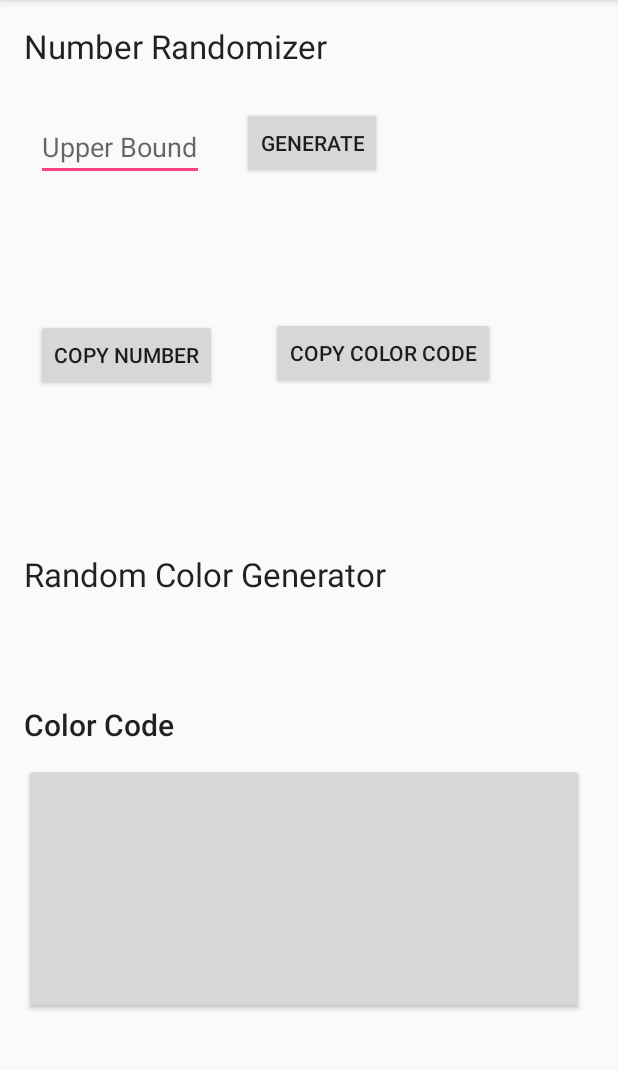
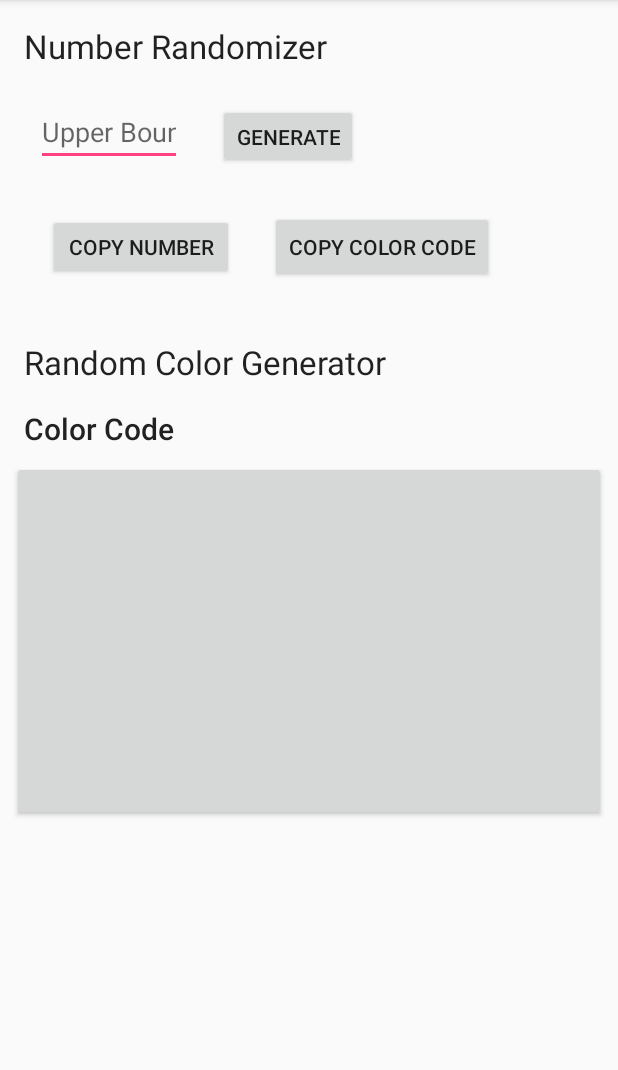
Before and after one commit to Davoleo/Java-Android, an Android app: the Randomizer screen opened directly, with no data from a screen before it, on a phone screen of 412 x 824 dp, the part 84-1154 px from its top. Run offline under Robolectric (Android 15) with nearby library versions, the phone set to English and light mode, and no system bars.

Commit message:
Improve Constraint Randomizer UI

```diff
--- a/app/src/main/res/layout/activity_randomizer.xml
+++ b/app/src/main/res/layout/activity_randomizer.xml
@@ -11,24 +11,26 @@
             android:text="@string/rand_copy_color"
             android:layout_width="wrap_content"
             android:layout_height="wrap_content"
-            android:id="@+id/buttonCopyColor" android:layout_marginStart="36dp"
-            app:layout_constraintStart_toEndOf="@+id/buttonCopyNumber" android:layout_marginTop="92dp"
-            app:layout_constraintTop_toBottomOf="@+id/buttonGen" android:onClick="copy"/>
+            android:id="@+id/buttonCopyColor"
+            android:onClick="copy" android:layout_marginStart="24dp"
+            app:layout_constraintStart_toEndOf="@+id/buttonCopyNumber"
+            app:layout_constraintBaseline_toBaselineOf="@+id/buttonCopyNumber"/>
     <TextView
             android:text="@string/rand_category_colors"
             android:layout_width="wrap_content"
             android:layout_height="0dp"
-            android:id="@+id/categoryColorGen" app:layout_constraintTop_toTopOf="parent"
-            android:layout_marginTop="368dp" app:layout_constraintStart_toStartOf="parent"
+            android:id="@+id/categoryColorGen"
+            app:layout_constraintStart_toStartOf="parent"
             android:layout_marginStart="16dp"
-            android:textAppearance="@android:style/TextAppearance.DeviceDefault.Large"/>
+            android:textAppearance="@android:style/TextAppearance.DeviceDefault.Large"
+            android:layout_marginTop="40dp" app:layout_constraintTop_toBottomOf="@+id/buttonCopyNumber"/>
     <Button
-            android:layout_width="373dp"
-            android:layout_height="167dp"
+            android:layout_height="240dp"
             android:id="@+id/colorButton" app:layout_constraintStart_toStartOf="parent" android:layout_marginStart="8dp"
-            app:layout_constraintEnd_toEndOf="parent" android:layout_marginEnd="8dp" android:layout_marginBottom="92dp"
-            app:layout_constraintBottom_toBottomOf="parent" app:layout_constraintHorizontal_bias="0.363"
-    />
+            app:layout_constraintEnd_toEndOf="parent" android:layout_marginEnd="8dp"
+            app:layout_constraintHorizontal_bias="0.363"
+            android:layout_marginTop="8dp" app:layout_constraintTop_toBottomOf="@+id/color_code"
+            android:layout_width="match_parent"/>
     <TextView
             android:layout_width="wrap_content"
             android:layout_height="wrap_content"
@@ -36,24 +38,25 @@
             app:layout_constraintStart_toStartOf="parent"
             android:layout_marginStart="16dp"
             android:textAppearance="@style/TextAppearance.AppCompat.Title"
-            android:text="@string/rand_category_color" android:layout_marginBottom="12dp"
-            app:layout_constraintBottom_toTopOf="@+id/colorButton"/>
+            android:text="@string/rand_category_color"
+            android:layout_marginTop="16dp" app:layout_constraintTop_toBottomOf="@+id/categoryColorGen"/>
     <EditText
-            android:layout_width="112dp"
-            android:layout_height="wrap_content"
+            android:layout_width="97dp"
+            android:layout_height="41dp"
             android:inputType="number"
             android:ems="10"
             android:id="@+id/upperBoundTxb"
             android:hint="@string/upper_bound_hint" app:layout_constraintStart_toStartOf="parent"
             android:layout_marginStart="24dp"
-            android:layout_marginTop="75dp" app:layout_constraintTop_toTopOf="parent"/>
+            android:layout_marginTop="24dp" app:layout_constraintTop_toBottomOf="@+id/categoryNumGen"/>
     <TextView
-            android:layout_width="wrap_content"
+            android:layout_width="0dp"
             android:layout_height="wrap_content"
-            android:textAppearance="@style/TextAppearance.AppCompat.Title" app:layout_constraintTop_toTopOf="parent"
-            android:layout_marginTop="84dp"
-            app:layout_constraintEnd_toEndOf="parent"
-            android:layout_marginEnd="56dp" android:id="@+id/genNumLbl"/>
+            android:textAppearance="@style/TextAppearance.AppCompat.Title"
+            android:id="@+id/genNumLbl"
+            app:layout_constraintBaseline_toBaselineOf="@+id/buttonGen" android:layout_marginStart="24dp"
+            app:layout_constraintStart_toEndOf="@+id/buttonGen" app:layout_constraintEnd_toEndOf="parent"
+            android:layout_marginEnd="8dp"/>
     <TextView
             android:text="@string/rand_category_numbers"
             android:layout_width="wrap_content"
@@ -65,15 +68,17 @@
     <Button
             android:text="@string/button_generate"
             android:layout_width="wrap_content"
-            android:layout_height="wrap_content"
-            android:id="@+id/buttonGen" android:layout_marginStart="25dp"
-            app:layout_constraintStart_toEndOf="@+id/upperBoundTxb" android:layout_marginTop="26dp"
-            app:layout_constraintTop_toBottomOf="@+id/categoryNumGen" android:onClick="generateRandomNumber"/>
+            android:layout_height="43dp"
+            android:id="@+id/buttonGen" android:layout_marginStart="24dp"
+            app:layout_constraintStart_toEndOf="@+id/upperBoundTxb"
+            android:onClick="generateRandomNumber" android:layout_marginTop="24dp"
+            app:layout_constraintTop_toBottomOf="@+id/categoryNumGen"/>
     <Button
             android:text="@string/rand_copy_num"
-            android:layout_width="wrap_content"
-            android:layout_height="wrap_content"
+            android:layout_width="124dp"
+            android:layout_height="44dp"
             android:id="@+id/buttonCopyNumber" app:layout_constraintStart_toStartOf="parent"
-            android:layout_marginStart="24dp" android:layout_marginTop="92dp"
-            app:layout_constraintTop_toBottomOf="@+id/upperBoundTxb" android:onClick="copy"/>
+            android:layout_marginStart="32dp"
+            android:onClick="copy" android:layout_marginTop="32dp"
+            app:layout_constraintTop_toBottomOf="@+id/upperBoundTxb"/>
 </android.support.constraint.ConstraintLayout>
```
